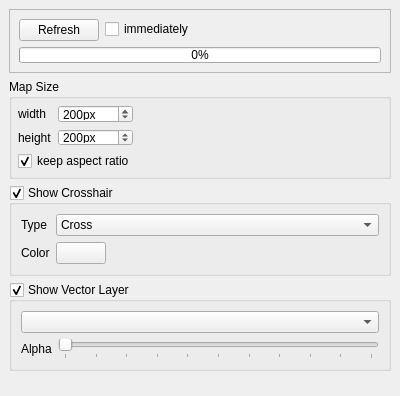
First picture: the form in timeseriesviewer/ui/renderingdock.ui, repository jakimowb/eo-time-series-viewer, before the edit.
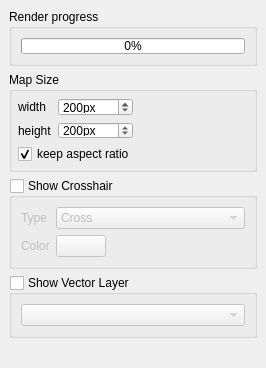
Second picture: the form after the edit. Custom widgets are drawn as their Qt base class.

Commit message: minor widget changed, qgis interaction

Diff of the .ui file:
```diff
--- a/timeseriesviewer/ui/renderingdock.ui
+++ b/timeseriesviewer/ui/renderingdock.ui
@@ -6,8 +6,8 @@
    <rect>
     <x>0</x>
     <y>0</y>
-    <width>400</width>
-    <height>396</height>
+    <width>266</width>
+    <height>368</height>
    </rect>
   </property>
   <property name="windowTitle">
@@ -22,53 +22,12 @@
    </property>
    <layout class="QVBoxLayout" name="verticalLayout">
     <item>
-     <widget class="QFrame" name="frame">
-      <property name="minimumSize">
-       <size>
-        <width>0</width>
-        <height>0</height>
-       </size>
+     <widget class="QGroupBox" name="groupBox_2">
+      <property name="title">
+       <string>Render progress</string>
       </property>
-      <property name="maximumSize">
-       <size>
-        <width>16777215</width>
-        <height>16777215</height>
-       </size>
-      </property>
-      <property name="frameShape">
-       <enum>QFrame::StyledPanel</enum>
-      </property>
-      <property name="frameShadow">
-       <enum>QFrame::Raised</enum>
-      </property>
-      <layout class="QFormLayout" name="formLayout_2">
-       <item row="0" column="0">
-        <widget class="QPushButton" name="btnRefresh">
-         <property name="sizePolicy">
-          <sizepolicy hsizetype="Preferred" vsizetype="Preferred">
-           <horstretch>0</horstretch>
-           <verstretch>0</verstretch>
-          </sizepolicy>
-         </property>
-         <property name="maximumSize">
-          <size>
-           <width>125</width>
-           <height>16777215</height>
-          </size>
-         </property>
-         <property name="text">
-          <string>Refresh</string>
-         </property>
-        </widget>
-       </item>
-       <item row="0" column="1">
-        <widget class="QCheckBox" name="cbRefreshImmediately">
-         <property name="text">
-          <string>immediately</string>
-         </property>
-        </widget>
-       </item>
-       <item row="1" column="0" colspan="2">
+      <layout class="QVBoxLayout" name="verticalLayout_2">
+       <item>
         <widget class="QProgressBar" name="progressBar">
          <property name="sizePolicy">
           <sizepolicy hsizetype="Preferred" vsizetype="Preferred">
@@ -259,6 +218,9 @@
       <property name="checkable">
        <bool>true</bool>
       </property>
+      <property name="checked">
+       <bool>false</bool>
+      </property>
       <property name="saveCheckedState">
        <bool>true</bool>
       </property>
@@ -266,7 +228,7 @@
        <item row="0" column="0">
         <widget class="QLabel" name="label_13">
          <property name="enabled">
-          <bool>true</bool>
+          <bool>false</bool>
          </property>
          <property name="text">
           <string>Type</string>
@@ -276,7 +238,7 @@
        <item row="0" column="1">
         <widget class="QComboBox" name="cbCrosshairStyle">
          <property name="enabled">
-          <bool>true</bool>
+          <bool>false</bool>
          </property>
          <item>
           <property name="text">
@@ -298,7 +260,7 @@
        <item row="1" column="0">
         <widget class="QLabel" name="label_14">
          <property name="enabled">
-          <bool>true</bool>
+          <bool>false</bool>
          </property>
          <property name="text">
           <string>Color</string>
@@ -308,7 +270,7 @@
        <item row="1" column="1">
         <widget class="QgsColorButton" name="btnCrosshairColor">
          <property name="enabled">
-          <bool>true</bool>
+          <bool>false</bool>
          </property>
          <property name="maximumSize">
           <size>
@@ -329,6 +291,9 @@
       <property name="checkable">
        <bool>true</bool>
       </property>
+      <property name="checked">
+       <bool>false</bool>
+      </property>
       <property name="collapsed">
        <bool>false</bool>
       </property>
@@ -342,7 +307,7 @@
        <item row="0" column="0" colspan="2">
         <widget class="QgsMapLayerComboBox" name="cbQgsVectorLayer">
          <property name="enabled">
-          <bool>true</bool>
+          <bool>false</bool>
          </property>
          <property name="sizePolicy">
           <sizepolicy hsizetype="Preferred" vsizetype="Preferred">
@@ -352,29 +317,6 @@
          </property>
         </widget>
        </item>
-       <item row="1" column="0">
-        <widget class="QLabel" name="label">
-         <property name="text">
-          <string>Alpha</string>
-         </property>
-        </widget>
-       </item>
-       <item row="1" column="1">
-        <widget class="QSlider" name="sliderQgsVectorTransparency">
-         <property name="maximum">
-          <number>100</number>
-         </property>
-         <property name="orientation">
-          <enum>Qt::Horizontal</enum>
-         </property>
-         <property name="tickPosition">
-          <enum>QSlider::TicksBelow</enum>
-         </property>
-         <property name="tickInterval">
-          <number>10</number>
-         </property>
-        </widget>
-       </item>
       </layout>
      </widget>
     </item>
```
The commit also changes 7 other files.
